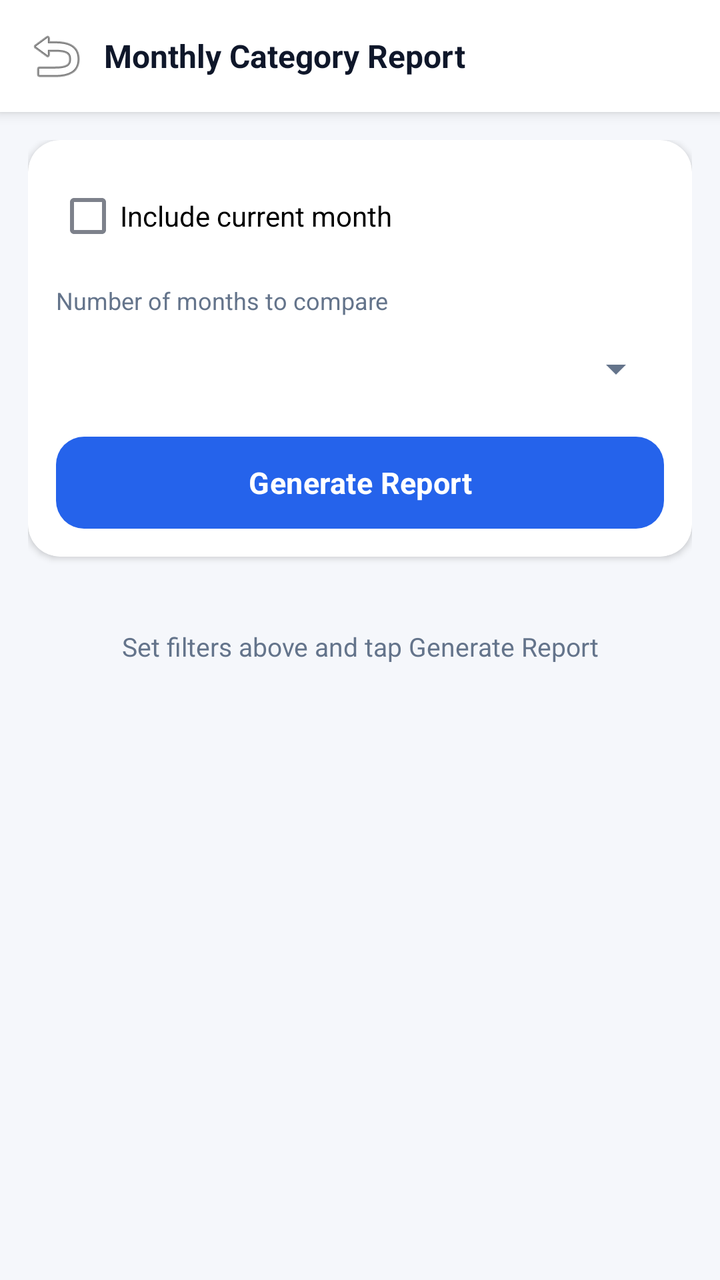
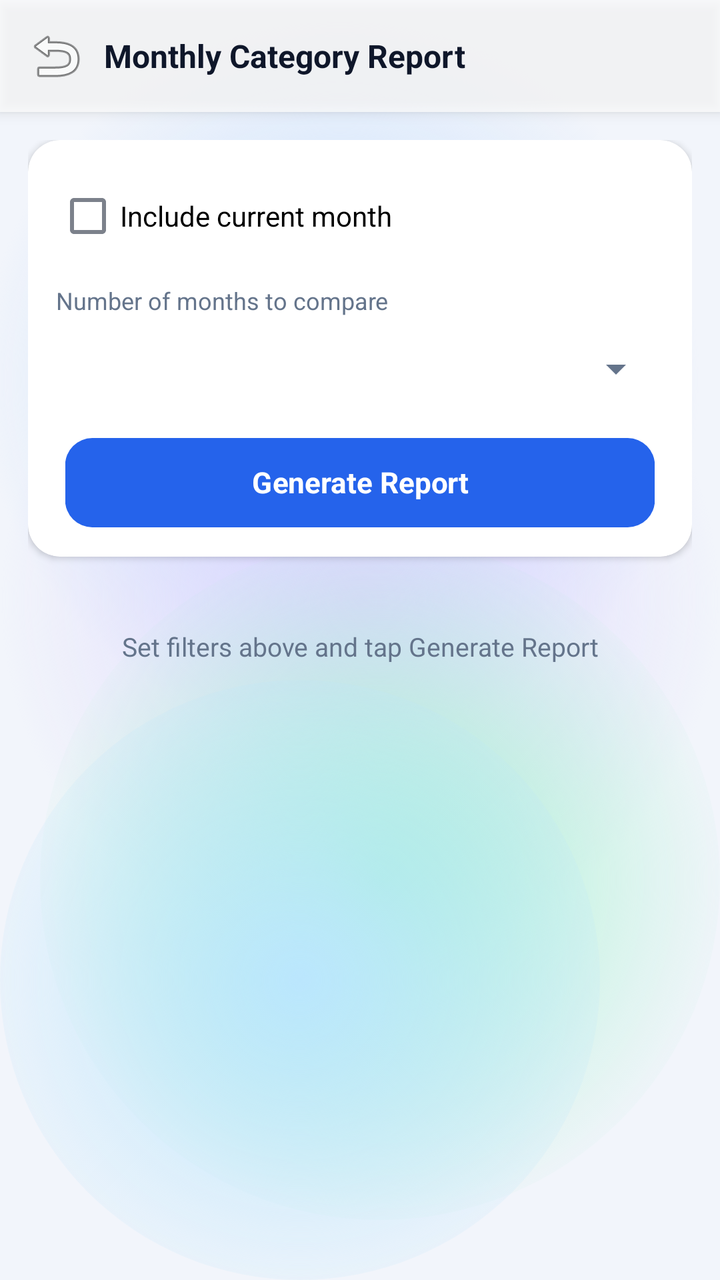

The first picture is an Android layout as it rendered before a commit; the second is the same layout after the commit. The layout source and the unified diff follow.
<!-- AndroidManifest.xml: application theme Theme.ExpenseOS -->
<!-- res/layout/activity_monthly_category_report.xml -->
<?xml version="1.0" encoding="utf-8"?>
<LinearLayout xmlns:android="http://schemas.android.com/apk/res/android"
    xmlns:app="http://schemas.android.com/apk/res-auto"
    android:layout_width="match_parent"
    android:layout_height="match_parent"
    android:background="@color/bg"
    android:orientation="vertical">

    
    <LinearLayout
        android:layout_width="match_parent"
        android:layout_height="56dp"
        android:background="@color/nav_bg"
        android:elevation="4dp"
        android:gravity="center_vertical"
        android:orientation="horizontal"
        android:paddingHorizontal="8dp">

        <ImageButton
            android:id="@+id/btnMcrBack"
            android:layout_width="40dp"
            android:layout_height="40dp"
            android:background="?attr/selectableItemBackgroundBorderless"
            android:contentDescription="Back"
            android:src="@android:drawable/ic_menu_revert" />

        <TextView
            android:layout_width="0dp"
            android:layout_height="wrap_content"
            android:layout_weight="1"
            android:paddingStart="4dp"
            android:text="Monthly Category Report"
            android:textColor="@color/text"
            android:textSize="16sp"
            android:textStyle="bold" />
    </LinearLayout>

    <ScrollView
        android:layout_width="match_parent"
        android:layout_height="0dp"
        android:layout_weight="1">

        <LinearLayout
            android:layout_width="match_parent"
            android:layout_height="wrap_content"
            android:orientation="vertical"
            android:padding="14dp">

            
            <androidx.cardview.widget.CardView
                android:layout_width="match_parent"
                android:layout_height="wrap_content"
                android:layout_marginBottom="12dp"
                app:cardCornerRadius="16dp"
                app:cardElevation="2dp">

                <LinearLayout
                    android:layout_width="match_parent"
                    android:layout_height="wrap_content"
                    android:orientation="vertical"
                    android:padding="14dp">

                    <CheckBox
                        android:id="@+id/cbIncludeCurrentMonth"
                        android:layout_width="wrap_content"
                        android:layout_height="wrap_content"
                        android:layout_marginBottom="10dp"
                        android:text="Include current month" />

                    <TextView
                        android:layout_width="wrap_content"
                        android:layout_height="wrap_content"
                        android:layout_marginBottom="4dp"
                        android:text="Number of months to compare"
                        android:textColor="@color/text_muted"
                        android:textSize="12sp" />

                    <Spinner
                        android:id="@+id/spMonthsCount"
                        android:layout_width="match_parent"
                        android:layout_height="44dp"
                        android:layout_marginBottom="12dp" />

                    <Button
                        android:id="@+id/btnGenerateReport"
                        style="@style/BtnPrimary"
                        android:layout_width="match_parent"
                        android:layout_height="46dp"
                        android:text="Generate Report" />
                </LinearLayout>
            </androidx.cardview.widget.CardView>

            <TextView
                android:id="@+id/tvMcrRange"
                android:layout_width="match_parent"
                android:layout_height="wrap_content"
                android:layout_marginBottom="8dp"
                android:gravity="center"
                android:textColor="@color/text_muted"
                android:textSize="12sp"
                android:visibility="gone" />

            <HorizontalScrollView
                android:layout_width="match_parent"
                android:layout_height="wrap_content"
                android:scrollbars="horizontal">

                <LinearLayout
                    android:layout_width="wrap_content"
                    android:layout_height="wrap_content"
                    android:orientation="vertical">

                    <LinearLayout
                        android:id="@+id/rowMcrHeader"
                        android:layout_width="wrap_content"
                        android:layout_height="wrap_content"
                        android:background="@color/bg_card"
                        android:orientation="horizontal"
                        android:paddingHorizontal="10dp"
                        android:paddingVertical="8dp"
                        android:visibility="gone" />

                    <androidx.recyclerview.widget.RecyclerView
                        android:id="@+id/rvComparison"
                        android:layout_width="wrap_content"
                        android:layout_height="wrap_content"
                        android:background="@color/bg_card"
                        android:nestedScrollingEnabled="false" />

                    <LinearLayout
                        android:id="@+id/rowMcrTotal"
                        android:layout_width="wrap_content"
                        android:layout_height="wrap_content"
                        android:background="@color/bg"
                        android:orientation="horizontal"
                        android:paddingHorizontal="10dp"
                        android:paddingVertical="8dp"
                        android:visibility="gone" />
                </LinearLayout>
            </HorizontalScrollView>

            <TextView
                android:id="@+id/tvMcrEmpty"
                android:layout_width="match_parent"
                android:layout_height="wrap_content"
                android:gravity="center"
                android:padding="24dp"
                android:text="Set filters above and tap Generate Report"
                android:textColor="@color/text_muted"
                android:textSize="13sp" />
        </LinearLayout>
    </ScrollView>

    
    <LinearLayout
        android:id="@+id/exportBar"
        android:layout_width="match_parent"
        android:layout_height="wrap_content"
        android:background="@color/surface"
        android:orientation="horizontal"
        android:padding="8dp"
        android:visibility="gone">

        <com.google.android.material.button.MaterialButton
            android:id="@+id/btnExportEmail"
            style="@style/Widget.MaterialComponents.Button.OutlinedButton"
            android:layout_width="0dp"
            android:layout_height="44dp"
            android:layout_weight="1"
            android:layout_marginEnd="4dp"
            android:padding="0dp"
            android:text="EMAIL"
            android:textColor="@color/primary"
            android:textSize="12sp"
            app:backgroundTint="@color/surface"
            app:icon="@drawable/ic_email"
            app:iconGravity="textStart"
            app:iconPadding="4dp"
            app:iconSize="18dp"
            app:iconTint="@null"
            app:strokeColor="@color/border"
            app:strokeWidth="1dp" />

        <com.google.android.material.button.MaterialButton
            android:id="@+id/btnExportPdf"
            style="@style/Widget.MaterialComponents.Button.OutlinedButton"
            android:layout_width="0dp"
            android:layout_height="44dp"
            android:layout_weight="1"
            android:layout_marginHorizontal="2dp"
            android:padding="0dp"
            android:text="PDF"
            android:textColor="@color/primary"
            android:textSize="12sp"
            app:backgroundTint="@color/surface"
            app:icon="@drawable/ic_pdf"
            app:iconGravity="textStart"
            app:iconPadding="4dp"
            app:iconSize="18dp"
            app:iconTint="@null"
            app:strokeColor="@color/border"
            app:strokeWidth="1dp" />

        <com.google.android.material.button.MaterialButton
            android:id="@+id/btnExportExcel"
            style="@style/Widget.MaterialComponents.Button.OutlinedButton"
            android:layout_width="0dp"
            android:layout_height="44dp"
            android:layout_weight="1"
            android:layout_marginStart="4dp"
            android:padding="0dp"
            android:text="EXCEL"
            android:textColor="@color/primary"
            android:textSize="12sp"
            app:backgroundTint="@color/surface"
            app:icon="@drawable/ic_excel"
            app:iconGravity="textStart"
            app:iconPadding="4dp"
            app:iconSize="18dp"
            app:iconTint="@null"
            app:strokeColor="@color/border"
            app:strokeWidth="1dp" />
    </LinearLayout>

</LinearLayout>
<!-- resources referenced by this layout -->
<resources>
  <color name="bg">#F5F7FB</color>
  <color name="bg_card">#FFFFFF</color>
  <color name="border">#E5EAF2</color>
  <color name="nav_bg">#FFFFFF</color>
  <color name="surface">#FFFFFF</color>
  <style name="Theme.ExpenseOS" parent="Theme.MaterialComponents.DayNight.NoActionBar">
          <item name="colorPrimary">@color/primary</item>
          <item name="colorPrimaryVariant">@color/primary_dark</item>
          <item name="colorPrimaryDark">@color/primary_dark</item>
          <item name="colorOnPrimary">@color/on_primary</item>
          <item name="colorSecondary">@color/secondary</item>
          <item name="colorSecondaryVariant">@color/secondary_dark</item>
          <item name="colorOnSecondary">@color/on_primary</item>
          <item name="colorAccent">@color/primary</item>
          <item name="colorSurface">@color/surface</item>
          <item name="colorOnSurface">@color/text</item>
          <item name="colorOnBackground">@color/text</item>
          <item name="colorError">@color/danger</item>
          <item name="android:colorBackground">@color/bg</item>
          <item name="android:windowBackground">@color/bg</item>
  
          <item name="android:textColorPrimary">@color/text</item>
          <item name="android:textColorSecondary">@color/text_muted</item>
          <item name="android:textColorHint">@color/text_hint</item>
          <item name="android:fontFamily">sans-serif</item>
          <item name="fontFamily">sans-serif</item>
  
          
          <item name="android:statusBarColor">@color/bg</item>
          <item name="android:navigationBarColor">@color/nav_bg</item>
          <item name="android:windowLightStatusBar">true</item>
          <item name="android:windowLightNavigationBar" tools:targetApi="o_mr1">true</item>
          <item name="android:forceDarkAllowed" tools:targetApi="q">false</item>
  
          
          <item name="editTextStyle">@style/Widget.ExpenseOS.EditText</item>
          <item name="materialAlertDialogTheme">@style/ThemeOverlay.ExpenseOS.Dialog</item>
          <item name="bottomSheetDialogTheme">@style/ThemeOverlay.ExpenseOS.BottomSheet</item>
          <item name="materialTimePickerTheme">@style/ThemeOverlay.ExpenseOS.TimePicker</item>
          <item name="android:windowAnimationStyle">@style/Animation.ExpenseOS.Window</item>
          <item name="android:windowActivityTransitions">true</item>
          <item name="android:windowContentTransitions">true</item>
      </style>
  <style name="BtnBase" parent="Widget.MaterialComponents.Button">
          <item name="android:textSize">@dimen/type_subtitle</item>
          <item name="android:textStyle">bold</item>
          <item name="android:letterSpacing">0.01</item>
          <item name="android:textAllCaps">false</item>
          <item name="android:minHeight">@dimen/touch_target</item>
          <item name="android:insetTop">0dp</item>
          <item name="android:insetBottom">0dp</item>
          <item name="cornerRadius">14dp</item>
          <item name="android:stateListAnimator">@null</item>
      </style>
  <!-- unchanged entries left out for length: 25 -->
</resources>

<!-- the commit's change to res/layout/activity_monthly_category_report.xml (unified diff, before → after) -->
@@ -3,7 +3,7 @@
     xmlns:app="http://schemas.android.com/apk/res-auto"
     android:layout_width="match_parent"
     android:layout_height="match_parent"
-    android:background="@color/bg"
+    android:background="@android:color/transparent"
     android:orientation="vertical">
 
     
@@ -131,7 +131,7 @@
                         android:id="@+id/rowMcrTotal"
                         android:layout_width="wrap_content"
                         android:layout_height="wrap_content"
-                        android:background="@color/bg"
+                        android:background="@android:color/transparent"
                         android:orientation="horizontal"
                         android:paddingHorizontal="10dp"
                         android:paddingVertical="8dp"
<!-- resource entries referenced after the edit -->
@@ -1,10 +1,64 @@
 <!-- resources referenced by this layout -->
 <resources>
-  <color name="bg">#F5F7FB</color>
-  <color name="bg_card">#FFFFFF</color>
-  <color name="border">#E5EAF2</color>
-  <color name="nav_bg">#FFFFFF</color>
-  <color name="surface">#FFFFFF</color>
+  <color name="bg">#F2F5FB</color>
+  <!-- drawable aurora_bg (drawable) -->
+  <?xml version="1.0" encoding="utf-8"?>
+  <layer-list xmlns:android="http://schemas.android.com/apk/res/android">
+      <item android:drawable="@color/aurora_base" />
+      <item android:width="380dp" android:height="380dp"
+          android:gravity="top|end"
+          android:drawable="@drawable/aurora_blob_blue" />
+      <item android:width="360dp" android:height="360dp"
+          android:gravity="start" android:top="120dp"
+          android:drawable="@drawable/aurora_blob_violet" />
+      <item android:width="340dp" android:height="340dp"
+          android:gravity="bottom|end" android:bottom="30dp"
+          android:drawable="@drawable/aurora_blob_mint" />
+      <item android:width="300dp" android:height="300dp"
+          android:gravity="bottom|start"
+          android:drawable="@drawable/aurora_blob_sky" />
+  </layer-list>
+  <color name="aurora_base">#F2F5FB</color>
+  <!-- drawable aurora_blob_blue (drawable) -->
+  <?xml version="1.0" encoding="utf-8"?>
+  <shape xmlns:android="http://schemas.android.com/apk/res/android" android:shape="oval">
+      <gradient
+          android:type="radial"
+          android:gradientRadius="180dp"
+          android:startColor="#BFDBFE"
+          android:endColor="#00BFDBFE" />
+  </shape>
+  <!-- drawable aurora_blob_violet (drawable) -->
+  <?xml version="1.0" encoding="utf-8"?>
+  <shape xmlns:android="http://schemas.android.com/apk/res/android" android:shape="oval">
+      <gradient
+          android:type="radial"
+          android:gradientRadius="180dp"
+          android:startColor="#DDD6FE"
+          android:endColor="#00DDD6FE" />
+  </shape>
+  <!-- drawable aurora_blob_mint (drawable) -->
+  <?xml version="1.0" encoding="utf-8"?>
+  <shape xmlns:android="http://schemas.android.com/apk/res/android" android:shape="oval">
+      <gradient
+          android:type="radial"
+          android:gradientRadius="180dp"
+          android:startColor="#A7F3D0"
+          android:endColor="#00A7F3D0" />
+  </shape>
+  <!-- drawable aurora_blob_sky (drawable) -->
+  <?xml version="1.0" encoding="utf-8"?>
+  <shape xmlns:android="http://schemas.android.com/apk/res/android" android:shape="oval">
+      <gradient
+          android:type="radial"
+          android:gradientRadius="180dp"
+          android:startColor="#BAE6FD"
+          android:endColor="#00BAE6FD" />
+  </shape>
+  <color name="bg_card">#C2FFFFFF</color>
+  <color name="border">#8CFFFFFF</color>
+  <color name="nav_bg">#B9FFFFFF</color>
+  <color name="surface">#E9FFFFFF</color>
   <style name="Theme.ExpenseOS" parent="Theme.MaterialComponents.DayNight.NoActionBar">
           <item name="colorPrimary">@color/primary</item>
           <item name="colorPrimaryVariant">@color/primary_dark</item>
@@ -19,7 +73,7 @@
           <item name="colorOnBackground">@color/text</item>
           <item name="colorError">@color/danger</item>
           <item name="android:colorBackground">@color/bg</item>
-          <item name="android:windowBackground">@color/bg</item>
+          <item name="android:windowBackground">@drawable/aurora_bg</item>
   
           <item name="android:textColorPrimary">@color/text</item>
           <item name="android:textColorSecondary">@color/text_muted</item>
@@ -28,8 +82,8 @@
           <item name="fontFamily">sans-serif</item>
   
           
-          <item name="android:statusBarColor">@color/bg</item>
-          <item name="android:navigationBarColor">@color/nav_bg</item>
+          <item name="android:statusBarColor">@android:color/transparent</item>
+          <item name="android:navigationBarColor">@android:color/transparent</item>
           <item name="android:windowLightStatusBar">true</item>
           <item name="android:windowLightNavigationBar" tools:targetApi="o_mr1">true</item>
           <item name="android:forceDarkAllowed" tools:targetApi="q">false</item>
@@ -52,7 +106,7 @@
           <item name="android:insetTop">0dp</item>
           <item name="android:insetBottom">0dp</item>
           <item name="cornerRadius">14dp</item>
-          <item name="android:stateListAnimator">@null</item>
+          <item name="android:stateListAnimator">@animator/btn_press_scale</item>
       </style>
   <!-- unchanged entries left out for length: 25 -->
 </resources>
